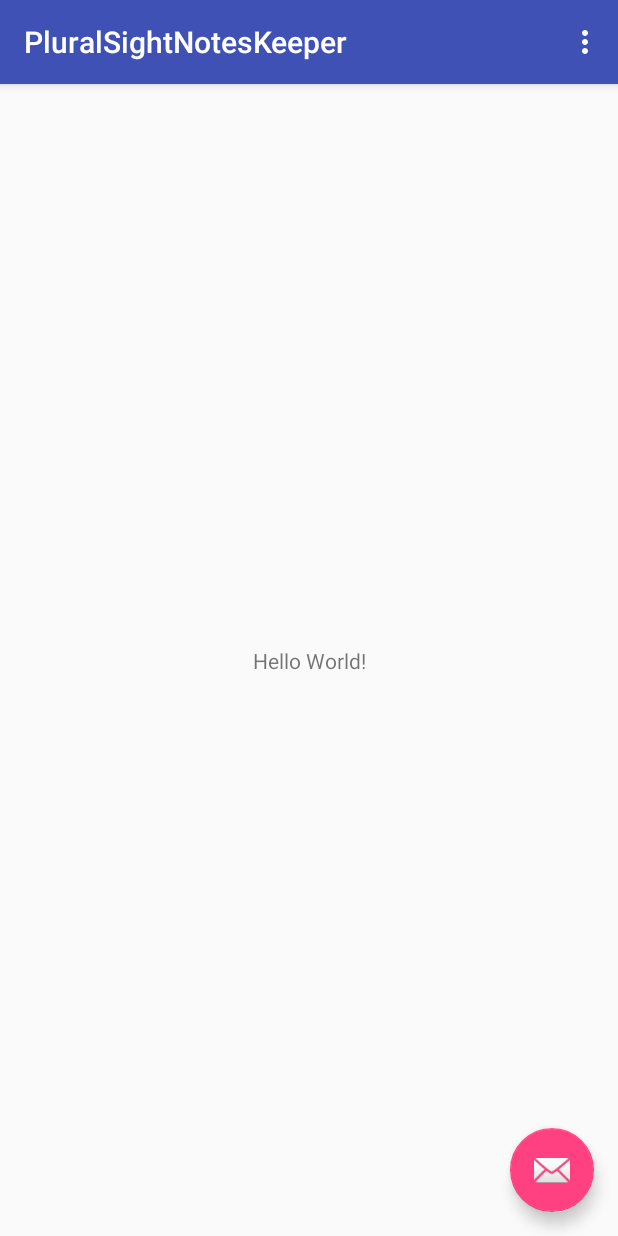
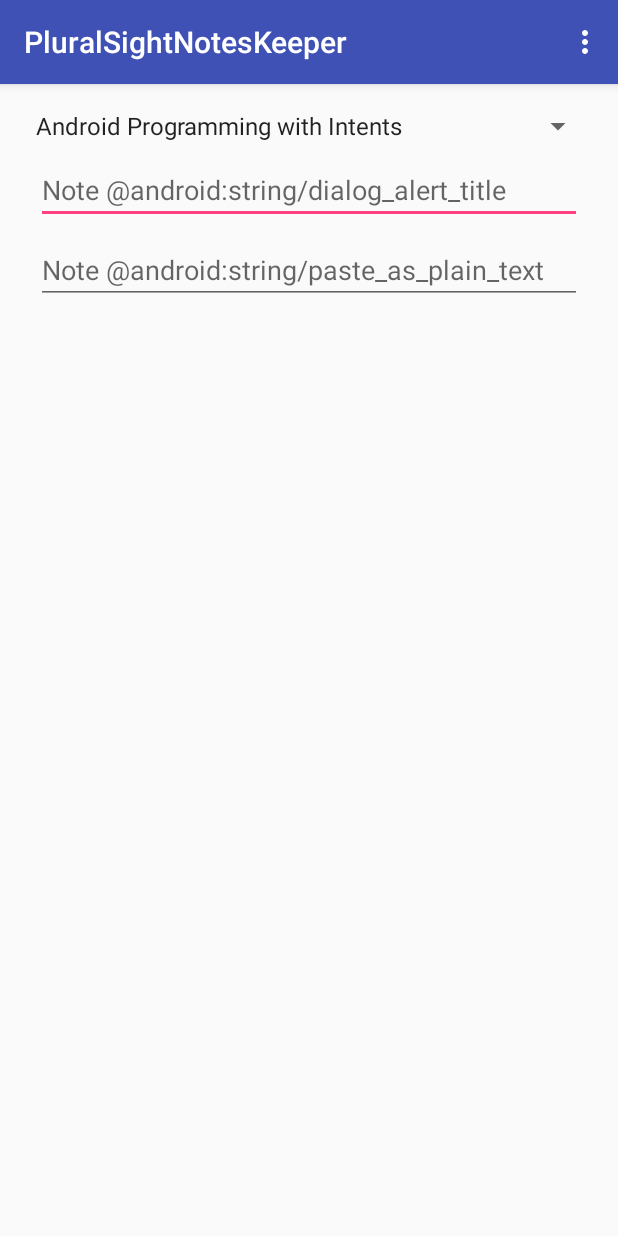
Before and after one commit to TshepzMogapi/PluralSightNotesKeeper, an Android app: the screen it shows after launch (NoteActivity), on a phone screen of 412 x 824 dp. Run offline under Robolectric (Android 15) with nearby library versions, the phone set to English and light mode, and no system bars.

Commit message:
add Adapter classes

```diff
--- a/app/build.gradle
+++ b/app/build.gradle
@@ -21,6 +21,8 @@ android {
 dependencies {
     implementation fileTree(dir: 'libs', include: ['*.jar'])
     implementation 'com.android.support:appcompat-v7:26.1.0'
+    compile 'com.android.support:support-annotations:27.1.1'
+
     implementation 'com.android.support.constraint:constraint-layout:1.1.3'
     implementation 'com.android.support:design:26.1.0'
     testImplementation 'junit:junit:4.12'
--- /dev/null
+++ b/app/src/main/java/com/example/android/pluralsightnoteskeeper/CourseInfo.java
@@ -0,0 +1,79 @@
+package com.example.android.pluralsightnoteskeeper;
+
+import android.database.Cursor;
+import android.os.Parcel;
+import android.os.Parcelable;
+
+import java.util.ArrayList;
+import java.util.List;
+/**
+ * Created by Jim.
+ */
+
+public final class CourseInfo {
+    private final String mCourseId;
+    private final String mTitle;
+    private final List<ModuleInfo> mModules;
+
+    public CourseInfo(String courseId, String title, List<ModuleInfo> modules) {
+        mCourseId = courseId;
+        mTitle = title;
+        mModules = modules;
+    }
+
+    public String getCourseId() {
+        return mCourseId;
+    }
+
+    public String getTitle() {
+        return mTitle;
+    }
+
+    public List<ModuleInfo> getModules() {
+        return mModules;
+    }
+
+    public boolean[] getModulesCompletionStatus() {
+        boolean[] status = new boolean[mModules.size()];
+
+        for(int i=0; i < mModules.size(); i++)
+            status[i] = mModules.get(i).isComplete();
+
+        return status;
+    }
+
+    public void setModulesCompletionStatus(boolean[] status) {
+        for(int i=0; i < mModules.size(); i++)
+            mModules.get(i).setComplete(status[i]);
+    }
+
+    public ModuleInfo getModule(String moduleId) {
+        for(ModuleInfo moduleInfo: mModules) {
+            if(moduleId.equals(moduleInfo.getModuleId()))
+                return moduleInfo;
+        }
+        return null;
+    }
+
+    @Override
+    public String toString() {
+        return mTitle;
+    }
+
+    @Override
+    public boolean equals(Object o) {
+        if (this == o) return true;
+        if (o == null || getClass() != o.getClass()) return false;
+
+        CourseInfo that = (CourseInfo) o;
+
+        return mCourseId.equals(that.mCourseId);
+
+    }
+
+    @Override
+    public int hashCode() {
+        return mCourseId.hashCode();
+    }
+
+}
--- /dev/null
+++ b/app/src/main/java/com/example/android/pluralsightnoteskeeper/DataManager.java
@@ -0,0 +1,198 @@
+package com.example.android.pluralsightnoteskeeper;
+
+import java.util.ArrayList;
+import java.util.List;
+
+/**
+ * Created by Jim.
+ */
+
+public class DataManager {
+    private static DataManager ourInstance = null;
+
+    private List<CourseInfo> mCourses = new ArrayList<>();
+    private List<NoteInfo> mNotes = new ArrayList<>();
+
+    public static DataManager getInstance() {
+        if(ourInstance == null) {
+            ourInstance = new DataManager();
+            ourInstance.initializeCourses();
+            ourInstance.initializeExampleNotes();
+        }
+        return ourInstance;
+    }
+
+    public String getCurrentUserName() {
+        return "Jim Wilson";
+    }
+
+    public String getCurrentUserEmail() {
+        return "jimw@jwhh.com";
+    }
+
+    public List<NoteInfo> getNotes() {
+        return mNotes;
+    }
+
+    public int createNewNote() {
+        NoteInfo note = new NoteInfo(null, null, null);
+        mNotes.add(note);
+        return mNotes.size() - 1;
+    }
+
+    public int findNote(NoteInfo note) {
+        for(int index = 0; index < mNotes.size(); index++) {
+            if(note.equals(mNotes.get(index)))
+                return index;
+        }
+
+        return -1;
+    }
+
+    public void removeNote(int index) {
+        mNotes.remove(index);
+    }
+
+    public List<CourseInfo> getCourses() {
+        return mCourses;
+    }
+
+    public CourseInfo getCourse(String id) {
+        for (CourseInfo course : mCourses) {
+            if (id.equals(course.getCourseId()))
+                return course;
+        }
+        return null;
+    }
+
+    public List<NoteInfo> getNotes(CourseInfo course) {
+        ArrayList<NoteInfo> notes = new ArrayList<>();
+        for(NoteInfo note:mNotes) {
+            if(course.equals(note.getCourse()))
+                notes.add(note);
+        }
+        return notes;
+    }
+
+    public int getNoteCount(CourseInfo course) {
+        int count = 0;
+        for(NoteInfo note:mNotes) {
+            if(course.equals(note.getCourse()))
+                count++;
+        }
+        return count;
+    }
+
+    private DataManager() {
+    }
+
+    //region Initialization code
+
+    private void initializeCourses() {
+        mCourses.add(initializeCourse1());
+        mCourses.add(initializeCourse2());
+        mCourses.add(initializeCourse3());
+        mCourses.add(initializeCourse4());
+    }
+
+    public void initializeExampleNotes() {
+        final DataManager dm = getInstance();
+
+        CourseInfo course = dm.getCourse("android_intents");
+        course.getModule("android_intents_m01").setComplete(true);
+        course.getModule("android_intents_m02").setComplete(true);
+        course.getModule("android_intents_m03").setComplete(true);
+        mNotes.add(new NoteInfo(course, "Dynamic intent resolution",
+                "Wow, intents allow components to be resolved at runtime"));
+        mNotes.add(new NoteInfo(course, "Delegating intents",
+                "PendingIntents are powerful; they delegate much more than just a component invocation"));
+
+        course = dm.getCourse("android_async");
+        course.getModule("android_async_m01").setComplete(true);
+        course.getModule("android_async_m02").setComplete(true);
+        mNotes.add(new NoteInfo(course, "Service default threads",
+                "Did you know that by default an Android Service will tie up the UI thread?"));
+        mNotes.add(new NoteInfo(course, "Long running operations",
+                "Foreground Services can be tied to a notification icon"));
+
+        course = dm.getCourse("java_lang");
+        course.getModule("java_lang_m01").setComplete(true);
+        course.getModule("java_lang_m02").setComplete(true);
+        course.getModule("java_lang_m03").setComplete(true);
+        course.getModule("java_lang_m04").setComplete(true);
+        course.getModule("java_lang_m05").setComplete(true);
+        course.getModule("java_lang_m06").setComplete(true);
+        course.getModule("java_lang_m07").setComplete(true);
+        mNotes.add(new NoteInfo(course, "Parameters",
+                "Leverage variable-length parameter lists"));
+        mNotes.add(new NoteInfo(course, "Anonymous classes",
+                "Anonymous classes simplify implementing one-use types"));
+
+        course = dm.getCourse("java_core");
+        course.getModule("java_core_m01").setComplete(true);
+        course.getModule("java_core_m02").setComplete(true);
+        course.getModule("java_core_m03").setComplete(true);
+        mNotes.add(new NoteInfo(course, "Compiler options",
+                "The -jar option isn't compatible with with the -cp option"));
+        mNotes.add(new NoteInfo(course, "Serialization",
+                "Remember to include SerialVersionUID to assure version compatibility"));
+    }
+
+    private CourseInfo initializeCourse1() {
+        List<ModuleInfo> modules = new ArrayList<>();
+        modules.add(new ModuleInfo("android_intents_m01", "Android Late Binding and Intents"));
+        modules.add(new ModuleInfo("android_intents_m02", "Component activation with intents"));
+        modules.add(new ModuleInfo("android_intents_m03", "Delegation and Callbacks through PendingIntents"));
+        modules.add(new ModuleInfo("android_intents_m04", "IntentFilter data tests"));
+        modules.add(new ModuleInfo("android_intents_m05", "Working with Platform Features Through Intents"));
+
+        return new CourseInfo("android_intents", "Android Programming with Intents", modules);
+    }
+
+    private CourseInfo initializeCourse2() {
+        List<ModuleInfo> modules = new ArrayList<>();
+        modules.add(new ModuleInfo("android_async_m01", "Challenges to a responsive user experience"));
+        modules.add(new ModuleInfo("android_async_m02", "Implementing long-running operations as a service"));
+        modules.add(new ModuleInfo("android_async_m03", "Service lifecycle management"));
+        modules.add(new ModuleInfo("android_async_m04", "Interacting with services"));
+
+        return new CourseInfo("android_async", "Android Async Programming and Services", modules);
+    }
+
+    private CourseInfo initializeCourse3() {
+        List<ModuleInfo> modules = new ArrayList<>();
+        modules.add(new ModuleInfo("java_lang_m01", "Introduction and Setting up Your Environment"));
+        modules.add(new ModuleInfo("java_lang_m02", "Creating a Simple App"));
+        modules.add(new ModuleInfo("java_lang_m03", "Variables, Data Types, and Math Operators"));
+        modules.add(new ModuleInfo("java_lang_m04", "Conditional Logic, Looping, and Arrays"));
+        modules.add(new ModuleInfo("java_lang_m05", "Representing Complex Types with Classes"));
+        modules.add(new ModuleInfo("java_lang_m06", "Class Initializers and Constructors"));
+        modules.add(new ModuleInfo("java_lang_m07", "A Closer Look at Parameters"));
+        modules.add(new ModuleInfo("java_lang_m08", "Class Inheritance"));
+        modules.add(new ModuleInfo("java_lang_m09", "More About Data Types"));
+        modules.add(new ModuleInfo("java_lang_m10", "Exceptions and Error Handling"));
+        modules.add(new ModuleInfo("java_lang_m11", "Working with Packages"));
+        modules.add(new ModuleInfo("java_lang_m12", "Creating Abstract Relationships with Interfaces"));
+        modules.add(new ModuleInfo("java_lang_m13", "Static Members, Nested Types, and Anonymous Classes"));
+
+        return new CourseInfo("java_lang", "Java Fundamentals: The Java Language", modules);
+    }
+
+    private CourseInfo initializeCourse4() {
+        List<ModuleInfo> modules = new ArrayList<>();
+        modules.add(new ModuleInfo("java_core_m01", "Introduction"));
+        modules.add(new ModuleInfo("java_core_m02", "Input and Output with Streams and Files"));
+        modules.add(new ModuleInfo("java_core_m03", "String Formatting and Regular Expressions"));
+        modules.add(new ModuleInfo("java_core_m04", "Working with Collections"));
+        modules.add(new ModuleInfo("java_core_m05", "Controlling App Execution and Environment"));
+        modules.add(new ModuleInfo("java_core_m06", "Capturing Application Activity with the Java Log System"));
+        modules.add(new ModuleInfo("java_core_m07", "Multithreading and Concurrency"));
+        modules.add(new ModuleInfo("java_core_m08", "Runtime Type Information and Reflection"));
+        modules.add(new ModuleInfo("java_core_m09", "Adding Type Metadata with Annotations"));
+        modules.add(new ModuleInfo("java_core_m10", "Persisting Objects with Serialization"));
+
+        return new CourseInfo("java_core", "Java Fundamentals: The Core Platform", modules);
+    }
+    //endregion
+
+}
--- /dev/null
+++ b/app/src/main/java/com/example/android/pluralsightnoteskeeper/ModuleInfo.java
@@ -0,0 +1,61 @@
+package com.example.android.pluralsightnoteskeeper;
+
+import android.os.Parcel;
+import android.os.Parcelable;
+
+/**
+ * Created by Jim.
+ */
+
+public final class ModuleInfo {
+    private final String mModuleId;
+    private final String mTitle;
+    private boolean mIsComplete = false;
+
+    public ModuleInfo(String moduleId, String title) {
+        this(moduleId, title, false);
+    }
+
+    public ModuleInfo(String moduleId, String title, boolean isComplete) {
+        mModuleId = moduleId;
+        mTitle = title;
+        mIsComplete = isComplete;
+    }
+
+    public String getModuleId() {
+        return mModuleId;
+    }
+
+    public String getTitle() {
+        return mTitle;
+    }
+
+    public boolean isComplete() {
+        return mIsComplete;
+    }
+
+    public void setComplete(boolean complete) {
+        mIsComplete = complete;
+    }
+
+    @Override
+    public String toString() {
+        return mTitle;
+    }
+
+    @Override
+    public boolean equals(Object o) {
+        if (this == o) return true;
+        if (o == null || getClass() != o.getClass()) return false;
+
+        ModuleInfo that = (ModuleInfo) o;
+
+        return mModuleId.equals(that.mModuleId);
+    }
+
+    @Override
+    public int hashCode() {
+        return mModuleId.hashCode();
+    }
+
+}
--- a/app/src/main/java/com/example/android/pluralsightnoteskeeper/NoteActivity.java
+++ b/app/src/main/java/com/example/android/pluralsightnoteskeeper/NoteActivity.java
@@ -8,6 +8,10 @@ import android.support.v7.widget.Toolbar;
 import android.view.View;
 import android.view.Menu;
 import android.view.MenuItem;
+import android.widget.ArrayAdapter;
+import android.widget.Spinner;
+
+import java.util.List;
 
 public class NoteActivity extends AppCompatActivity {
 
@@ -18,14 +22,15 @@ public class NoteActivity extends AppCompatActivity {
         Toolbar toolbar = (Toolbar) findViewById(R.id.toolbar);
         setSupportActionBar(toolbar);
 
-        FloatingActionButton fab = (FloatingActionButton) findViewById(R.id.fab);
-        fab.setOnClickListener(new View.OnClickListener() {
-            @Override
-            public void onClick(View view) {
-                Snackbar.make(view, "Replace with your own action", Snackbar.LENGTH_LONG)
-                        .setAction("Action", null).show();
-            }
-        });
+        Spinner spinnerCourses = (Spinner) findViewById(R.id.spinner_courses);
+
+        List<CourseInfo> courses = DataManager.getInstance().getCourses();
+
+        ArrayAdapter<CourseInfo> adapterCourses =
+                new ArrayAdapter<CourseInfo>(this, android.R.layout.simple_spinner_item, courses);
+
+        adapterCourses.setDropDownViewResource(android.R.layout.simple_spinner_dropdown_item);
+        spinnerCourses.setAdapter(adapterCourses);
     }
 
     @Override
--- /dev/null
+++ b/app/src/main/java/com/example/android/pluralsightnoteskeeper/NoteInfo.java
@@ -0,0 +1,69 @@
+package com.example.android.pluralsightnoteskeeper;
+
+import android.os.Parcel;
+import android.os.Parcelable;
+
+/**
+ * Created by Jim.
+ */
+
+public final class NoteInfo {
+    private CourseInfo mCourse;
+    private String mTitle;
+    private String mText;
+
+    public NoteInfo(CourseInfo course, String title, String text) {
+        mCourse = course;
+        mTitle = title;
+        mText = text;
+    }
+
+    public CourseInfo getCourse() {
+        return mCourse;
+    }
+
+    public void setCourse(CourseInfo course) {
+        mCourse = course;
+    }
+
+    public String getTitle() {
+        return mTitle;
+    }
+
+    public void setTitle(String title) {
+        mTitle = title;
+    }
+
+    public String getText() {
+        return mText;
+    }
+
+    public void setText(String text) {
+        mText = text;
+    }
+
+    private String getCompareKey() {
+        return mCourse.getCourseId() + "|" + mTitle + "|" + mText;
+    }
+
+    @Override
+    public boolean equals(Object o) {
+        if (this == o) return true;
+        if (o == null || getClass() != o.getClass()) return false;
+
+        NoteInfo that = (NoteInfo) o;
+
+        return getCompareKey().equals(that.getCompareKey());
+    }
+
+    @Override
+    public int hashCode() {
+        return getCompareKey().hashCode();
+    }
+
+    @Override
+    public String toString() {
+        return getCompareKey();
+    }
+
+}
--- a/app/src/main/res/layout/activity_note.xml
+++ b/app/src/main/res/layout/activity_note.xml
@@ -22,12 +22,4 @@
 
     <include layout="@layout/content_note" />
 
-    <android.support.design.widget.FloatingActionButton
-        android:id="@+id/fab"
-        android:layout_width="wrap_content"
-        android:layout_height="wrap_content"
-        android:layout_gravity="bottom|end"
-        android:layout_margin="@dimen/fab_margin"
-        app:srcCompat="@android:drawable/ic_dialog_email" />
-
 </android.support.design.widget.CoordinatorLayout>
--- a/app/src/main/res/layout/content_note.xml
+++ b/app/src/main/res/layout/content_note.xml
@@ -8,13 +8,41 @@
     tools:context="com.example.android.pluralsightnoteskeeper.NoteActivity"
     tools:showIn="@layout/activity_note">
 
-    <TextView
-        android:layout_width="wrap_content"
+    <Spinner
+        android:id="@+id/spinner_courses"
+        android:layout_width="0dp"
         android:layout_height="wrap_content"
-        android:text="Hello World!"
-        app:layout_constraintBottom_toBottomOf="parent"
-        app:layout_constraintLeft_toLeftOf="parent"
-        app:layout_constraintRight_toRightOf="parent"
+        android:layout_marginEnd="16dp"
+        android:layout_marginStart="16dp"
+        android:layout_marginTop="16dp"
+        app:layout_constraintEnd_toEndOf="parent"
+        app:layout_constraintStart_toStartOf="parent"
         app:layout_constraintTop_toTopOf="parent" />
 
+    <EditText
+        android:id="@+id/text_note_title"
+        android:layout_width="0dp"
+        android:layout_height="wrap_content"
+        android:layout_marginEnd="8dp"
+        android:layout_marginStart="8dp"
+        android:layout_marginTop="8dp"
+        android:ems="10"
+        android:hint="Note @android:string/dialog_alert_title"
+        android:inputType="textMultiLine"
+        app:layout_constraintEnd_toEndOf="@+id/spinner_courses"
+        app:layout_constraintStart_toStartOf="@+id/spinner_courses"
+        app:layout_constraintTop_toBottomOf="@+id/spinner_courses" />
+
+    <EditText
+        android:id="@+id/text_note_text"
+        android:layout_width="0dp"
+        android:layout_height="wrap_content"
+        android:layout_marginTop="8dp"
+        android:ems="10"
+        android:hint="Note @android:string/paste_as_plain_text"
+        android:inputType="textMultiLine"
+        app:layout_constraintEnd_toEndOf="@+id/text_note_title"
+        app:layout_constraintStart_toStartOf="@+id/text_note_title"
+        app:layout_constraintTop_toBottomOf="@+id/text_note_title" />
+
 </android.support.constraint.ConstraintLayout>
```
